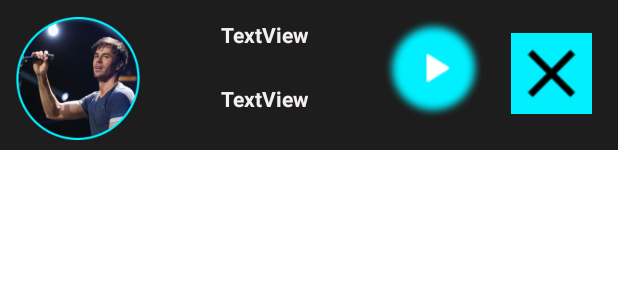
After one commit to TongSyNguyen/TongSyNguyenGK1, an Android app: the layout layout_noti.xml on its own in the app's theme, with its tools: preview values and no code run, on a phone screen of 412 x 824 dp. The commit adds this screen. Shown: the top 300 px of the screen. Run offline under Robolectric (Android 15) with nearby library versions, the phone set to English and light mode, and no system bars.

Commit message:
Câu 6 chưa hoàn tất

```diff
--- /dev/null
+++ b/app/src/main/res/layout/layout_noti.xml
@@ -0,0 +1,65 @@
+<?xml version="1.0" encoding="utf-8"?>
+<RelativeLayout xmlns:android="http://schemas.android.com/apk/res/android"
+    xmlns:app="http://schemas.android.com/apk/res-auto"
+    android:layout_width="match_parent"
+    android:layout_height="100dp"
+    android:background="#1D1D1D">
+
+    <TextView
+        android:id="@+id/tx_tittle"
+        android:layout_width="134dp"
+        android:layout_height="wrap_content"
+        android:layout_alignTop="@+id/imgSong"
+        android:layout_marginStart="13dp"
+        android:layout_marginTop="2dp"
+        android:layout_toEndOf="@+id/imgSong"
+        android:text="TextView"
+        android:textAlignment="center"
+        android:textColor="#F4EFEF"
+        android:textStyle="bold" />
+
+    <ImageView
+        android:id="@+id/imgSong"
+        android:layout_width="88dp"
+        android:layout_height="82dp"
+        android:layout_alignParentStart="true"
+        android:layout_alignParentTop="true"
+        android:layout_marginStart="8dp"
+        android:layout_marginTop="11dp"
+        app:srcCompat="@drawable/singer" />
+
+    <TextView
+        android:id="@+id/tx_singer"
+        android:layout_width="134dp"
+        android:layout_height="wrap_content"
+        android:layout_below="@+id/tx_tittle"
+        android:layout_marginStart="13dp"
+        android:layout_marginTop="23dp"
+        android:layout_toEndOf="@+id/imgSong"
+        android:text="TextView"
+        android:textAlignment="center"
+        android:textColor="#F4EFEF"
+        android:textStyle="bold" />
+
+    <ImageView
+        android:id="@+id/imgPlay"
+        android:layout_width="wrap_content"
+        android:layout_height="wrap_content"
+        android:layout_alignTop="@+id/tx_tittle"
+        android:layout_marginStart="12dp"
+        android:layout_marginTop="-1dp"
+        android:layout_toEndOf="@+id/tx_tittle"
+        app:srcCompat="@drawable/pause" />
+
+    <ImageView
+        android:id="@+id/imgDel"
+        android:layout_width="wrap_content"
+        android:layout_height="wrap_content"
+        android:layout_alignTop="@+id/imgPlay"
+        android:layout_marginStart="17dp"
+        android:layout_marginTop="10dp"
+        android:layout_toEndOf="@+id/imgPlay"
+        android:background="#00F0FF"
+        app:srcCompat="@drawable/clear" />
+
+</RelativeLayout>
```
Also changed, not shown: app/src/main/java/com/example/tongsynguyen/MainActivity.java (+4 -4 lines), app/src/main/java/com/example/tongsynguyen/SongNotify/MyApplication.java (added, +33 -0 lines), app/src/main/java/com/example/tongsynguyen/SongNotify/MyReceiver.java (added, +15 -0 lines), app/src/main/java/com/example/tongsynguyen/SongNotify/MyService.java (added, +176 -0 lines), app/src/main/res/drawable/ic_notification.xml (added, +9 -0 lines), app/src/main/res/drawable/clear.png (added).
